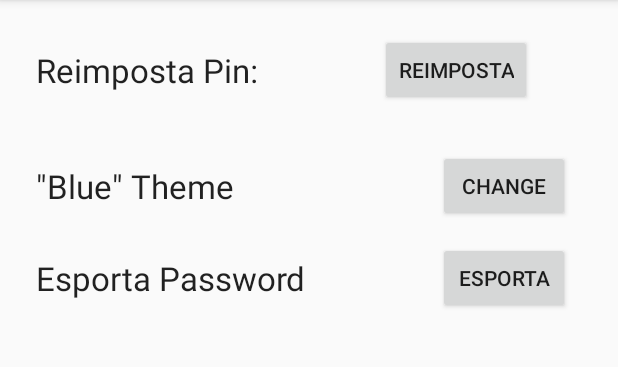
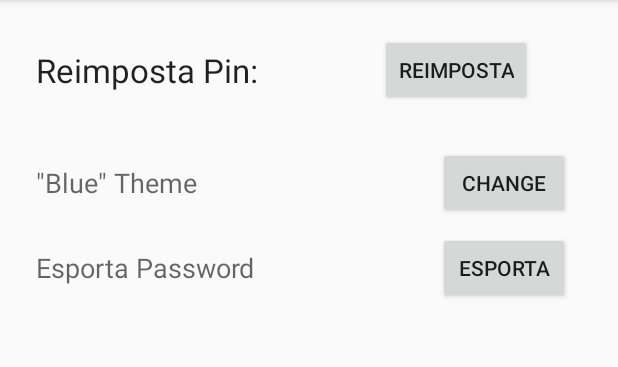
Before and after one commit to DanieleEmilioPassarella/PasswordManager, an Android app: the SettingsActivity screen opened directly, with no data from a screen before it, on a phone screen of 412 x 824 dp, the part 84-451 px from its top. Run offline under Robolectric (Android 15) with nearby library versions, the phone set to English and light mode, and no system bars; libraries missing offline, so code that uses them is left out: org.greenrobot.greendao.

Commit message:
Fix: label settings

```diff
--- a/app/src/main/java/reti/com/passwordmanager/SettingsActivity.java
+++ b/app/src/main/java/reti/com/passwordmanager/SettingsActivity.java
@@ -158,9 +158,12 @@ public class SettingsActivity extends AppCompatActivity {
                 Database db = helper.getWritableDb();
                 DaoSession daoSession = new DaoMaster(db).newSession();
 
+                // retrieve all password from all categories
                 List<PasswordEntry> passwordEntryList = daoSession.getPasswordEntryDao().loadAll();
 
                 String contentFile = "";
+
+                // save in internal private app storage
                 try {
                     FileOutputStream fos = openFileOutput(Utility.PASSWORD_MANAGER_FILE,MODE_PRIVATE);
 
--- a/app/src/main/res/layout/activity_settings.xml
+++ b/app/src/main/res/layout/activity_settings.xml
@@ -176,11 +176,11 @@
                 android:layout_width="wrap_content"
                 android:layout_height="wrap_content"
                 android:layout_marginLeft="24dp"
+                android:layout_marginTop="32dp"
                 android:text="Cambia Tema App"
-                android:textAppearance="@style/TextAppearance.AppCompat.Large"
+                android:textAppearance="@style/TextAppearance.AppCompat.Medium"
                 app:layout_constraintLeft_toLeftOf="parent"
-                app:layout_constraintTop_toTopOf="parent"
-                android:layout_marginTop="32dp" />
+                app:layout_constraintTop_toTopOf="parent" />
 
             <TextView
                 android:id="@+id/textView4"
@@ -189,7 +189,7 @@
                 android:layout_marginLeft="0dp"
                 android:layout_marginTop="32dp"
                 android:text="Esporta Password"
-                android:textAppearance="@style/TextAppearance.AppCompat.Large"
+                android:textAppearance="@style/TextAppearance.AppCompat.Medium"
                 app:layout_constraintLeft_toLeftOf="@+id/tv_theme"
                 app:layout_constraintTop_toBottomOf="@+id/tv_theme" />
         </android.support.constraint.ConstraintLayout>
```
